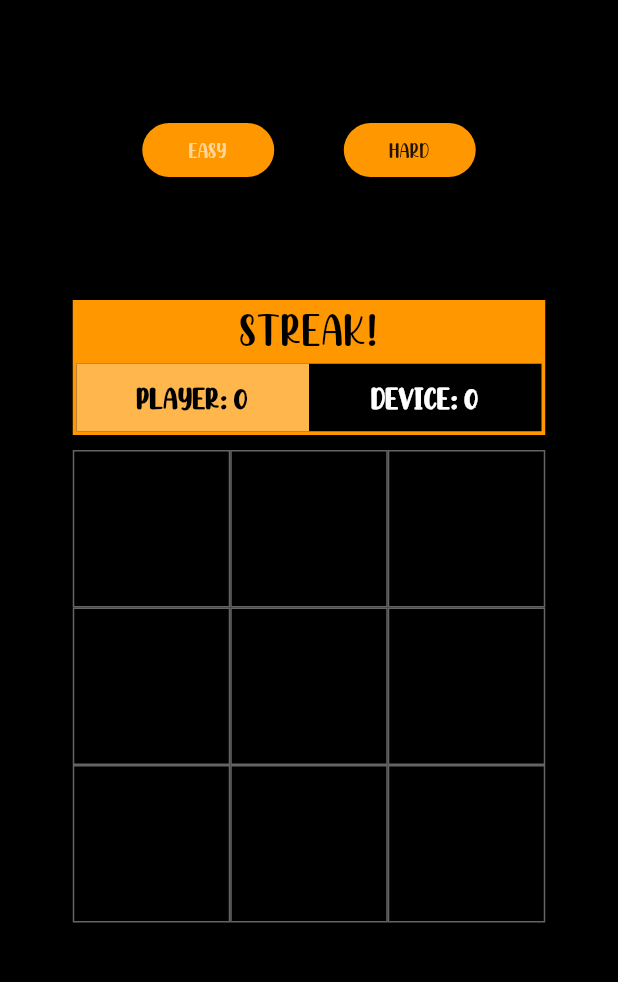
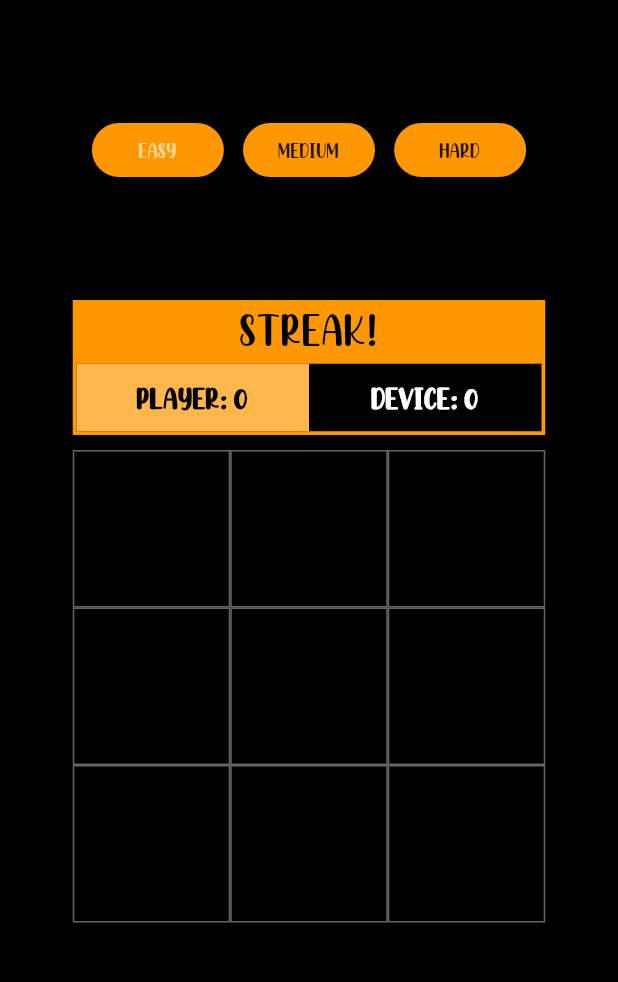
Before and after one commit to vijayb95/tictactoe, a Flutter app: the screen it shows after launch, on a phone screen of 412 x 824 dp, the part 84-1066 px from its top. Run offline on Flutter 3.47's test engine with Material 2 defaults, Android fonts, the light colour scheme and no system bars; our stand-ins replace get.

Commit message:
app completed with 3 difficulties

```diff
--- a/lib/widgets/BtnContainer.dart
+++ b/lib/widgets/BtnContainer.dart
@@ -1,4 +1,4 @@
-import 'dart:io';
+// import 'dart:io';
 
 import 'package:flutter/material.dart';
 import 'package:get/get.dart';
--- a/lib/widgets/difficulty.dart
+++ b/lib/widgets/difficulty.dart
@@ -65,6 +65,23 @@ class DifficultyChooser extends StatelessWidget {
             ),
             MaterialButton(
               onPressed: () {
+                controller.difficulty.value = GameDifficulty.Medium;
+              },
+              shape: RoundedRectangleBorder(
+                borderRadius: BorderRadius.circular(100.0),
+              ),
+              color: Theme.of(context).primaryColor,
+              child: Obx(() => Text(
+                    'Medium',
+                    style: TextStyle(
+                        color:
+                            controller.difficulty.value == GameDifficulty.Medium
+                                ? Colors.white60
+                                : Colors.black87),
+                  )),
+            ),
+            MaterialButton(
+              onPressed: () {
                 controller.difficulty.value = GameDifficulty.Hard;
                 _showMyDialog(
                     'Hope you\'re a Genius!', 'assets/images/genius.png');
```
Also changed, not shown: lib/controller/ticTacController.dart (+16 -3 lines).
